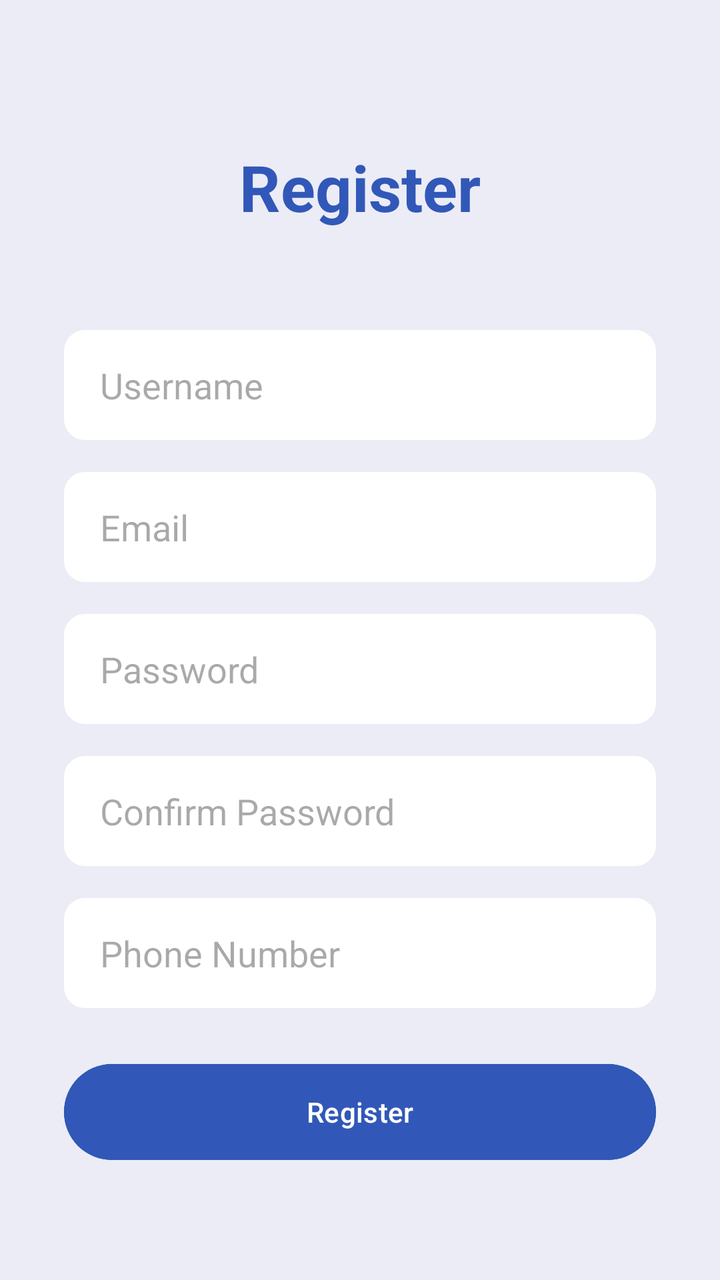
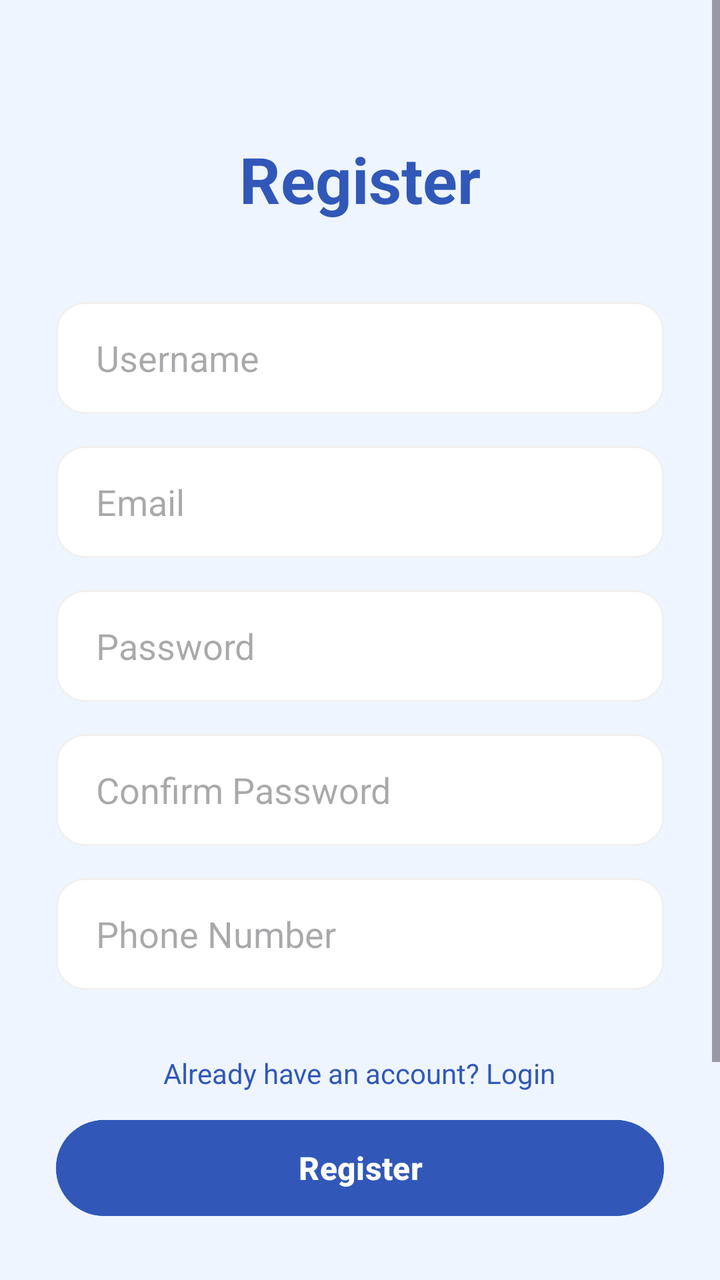

Two renders of the same Android screen: before a commit and after it. Below are the layout's source before the change and the commit's diff.
<!-- AndroidManifest.xml: application theme Theme.EncikAircond -->
<!-- res/layout/activity_register.xml -->
<?xml version="1.0" encoding="utf-8"?>
<LinearLayout xmlns:android="http://schemas.android.com/apk/res/android"
    android:layout_width="match_parent"
    android:layout_height="match_parent"
    android:orientation="vertical"
    android:gravity="center_horizontal"
    android:background="#ECECF6"
    android:padding="32dp">

    <TextView
        android:id="@+id/txtTitle"
        android:layout_width="wrap_content"
        android:layout_height="wrap_content"
        android:layout_marginTop="40dp"
        android:layout_marginBottom="50dp"
        android:text="Register"
        android:textColor="#3158B8"
        android:textStyle="bold"
        android:textSize="32sp"/>

    <EditText
        android:id="@+id/etUsername"
        android:layout_width="match_parent"
        android:layout_height="55dp"
        android:layout_marginBottom="16dp"
        android:background="@drawable/bg_edittext"
        android:backgroundTint="@null"
        android:hint="Username"
        android:paddingHorizontal="18dp"
        android:inputType="text"/>

    <EditText
        android:id="@+id/etEmail"
        android:layout_width="match_parent"
        android:layout_height="55dp"
        android:layout_marginBottom="16dp"
        android:background="@drawable/bg_edittext"
        android:backgroundTint="@null"
        android:hint="Email"
        android:paddingHorizontal="18dp"
        android:inputType="textEmailAddress"/>

    <EditText
        android:id="@+id/etPassword"
        android:layout_width="match_parent"
        android:layout_height="55dp"
        android:layout_marginBottom="16dp"
        android:background="@drawable/bg_edittext"
        android:backgroundTint="@null"
        android:hint="Password"
        android:paddingHorizontal="18dp"
        android:inputType="textPassword"/>

    <EditText
        android:id="@+id/etConfirmPassword"
        android:layout_width="match_parent"
        android:layout_height="55dp"
        android:layout_marginBottom="16dp"
        android:background="@drawable/bg_edittext"
        android:backgroundTint="@null"
        android:hint="Confirm Password"
        android:paddingHorizontal="18dp"
        android:inputType="textPassword"/>

    <EditText
        android:id="@+id/etPhone"
        android:layout_width="match_parent"
        android:layout_height="55dp"
        android:background="@drawable/bg_edittext"
        android:backgroundTint="@null"
        android:hint="Phone Number"
        android:paddingHorizontal="18dp"
        android:inputType="phone"/>

    <Space
        android:layout_width="match_parent"
        android:layout_height="0dp"
        android:layout_weight="1"/>

    <Button
        android:id="@+id/btnRegister"
        android:layout_width="match_parent"
        android:layout_height="56dp"
        android:layout_marginBottom="24dp"
        android:text="Register"
        android:textAllCaps="false"
        android:textColor="#FFFFFF"
        android:backgroundTint="#3158B8"/>

</LinearLayout>
<!-- resources referenced by this layout -->
<resources>
  <!-- drawable bg_edittext (drawable) -->
  <?xml version="1.0" encoding="utf-8"?>
  <shape xmlns:android="http://schemas.android.com/apk/res/android">
  
      <solid android:color="#FFFFFF"/>
  
      <corners android:radius="10dp"/>
  
      <stroke
          android:width="1dp"
          android:color="#FFFFFF"/>
  
  </shape>
  <style name="Theme.EncikAircond" parent="Base.Theme.EncikAircond" />
  <style name="Base.Theme.EncikAircond" parent="Theme.Material3.DayNight.NoActionBar">
          
      </style>
</resources>

<!-- the commit's change to res/layout/activity_register.xml (unified diff, before → after) -->
@@ -1,90 +1,108 @@
 <?xml version="1.0" encoding="utf-8"?>
-<LinearLayout xmlns:android="http://schemas.android.com/apk/res/android"
+<androidx.constraintlayout.widget.ConstraintLayout xmlns:android="http://schemas.android.com/apk/res/android"
+    xmlns:app="http://schemas.android.com/apk/res-auto"
     android:layout_width="match_parent"
     android:layout_height="match_parent"
-    android:orientation="vertical"
-    android:gravity="center_horizontal"
-    android:background="#ECECF6"
-    android:padding="32dp">
+    android:background="#EEF5FF">
 
-    <TextView
-        android:id="@+id/txtTitle"
-        android:layout_width="wrap_content"
-        android:layout_height="wrap_content"
-        android:layout_marginTop="40dp"
-        android:layout_marginBottom="50dp"
-        android:text="Register"
-        android:textColor="#3158B8"
-        android:textStyle="bold"
-        android:textSize="32sp"/>
-
-    <EditText
-        android:id="@+id/etUsername"
-        android:layout_width="match_parent"
-        android:layout_height="55dp"
-        android:layout_marginBottom="16dp"
-        android:background="@drawable/bg_edittext"
-        android:backgroundTint="@null"
-        android:hint="Username"
-        android:paddingHorizontal="18dp"
-        android:inputType="text"/>
-
-    <EditText
-        android:id="@+id/etEmail"
-        android:layout_width="match_parent"
-        android:layout_height="55dp"
-        android:layout_marginBottom="16dp"
-        android:background="@drawable/bg_edittext"
-        android:backgroundTint="@null"
-        android:hint="Email"
-        android:paddingHorizontal="18dp"
-        android:inputType="textEmailAddress"/>
-
-    <EditText
-        android:id="@+id/etPassword"
-        android:layout_width="match_parent"
-        android:layout_height="55dp"
-        android:layout_marginBottom="16dp"
-        android:background="@drawable/bg_edittext"
-        android:backgroundTint="@null"
-        android:hint="Password"
-        android:paddingHorizontal="18dp"
-        android:inputType="textPassword"/>
-
-    <EditText
-        android:id="@+id/etConfirmPassword"
-        android:layout_width="match_parent"
-        android:layout_height="55dp"
-        android:layout_marginBottom="16dp"
-        android:background="@drawable/bg_edittext"
-        android:backgroundTint="@null"
-        android:hint="Confirm Password"
-        android:paddingHorizontal="18dp"
-        android:inputType="textPassword"/>
-
-    <EditText
-        android:id="@+id/etPhone"
-        android:layout_width="match_parent"
-        android:layout_height="55dp"
-        android:background="@drawable/bg_edittext"
-        android:backgroundTint="@null"
-        android:hint="Phone Number"
-        android:paddingHorizontal="18dp"
-        android:inputType="phone"/>
-
-    <Space
+    <ScrollView
         android:layout_width="match_parent"
         android:layout_height="0dp"
-        android:layout_weight="1"/>
+        android:fillViewport="true"
+        app:layout_constraintBottom_toTopOf="@+id/btnRegister"
+        app:layout_constraintTop_toTopOf="parent">
+
+        <LinearLayout
+            android:layout_width="match_parent"
+            android:layout_height="wrap_content"
+            android:gravity="center_horizontal"
+            android:orientation="vertical"
+            android:padding="28dp">
+
+            <TextView
+                android:layout_width="wrap_content"
+                android:layout_height="wrap_content"
+                android:layout_marginTop="40dp"
+                android:layout_marginBottom="40dp"
+                android:text="Register"
+                android:textColor="#3158B8"
+                android:textSize="32sp"
+                android:textStyle="bold" />
+
+            <EditText
+                android:id="@+id/etUsername"
+                android:layout_width="match_parent"
+                android:layout_height="56dp"
+                android:layout_marginBottom="16dp"
+                android:background="@drawable/bg_input_rounded"
+                android:hint="Username"
+                android:inputType="text"
+                android:paddingHorizontal="20dp" />
+
+            <EditText
+                android:id="@+id/etEmail"
+                android:layout_width="match_parent"
+                android:layout_height="56dp"
+                android:layout_marginBottom="16dp"
+                android:background="@drawable/bg_input_rounded"
+                android:hint="Email"
+                android:inputType="textEmailAddress"
+                android:paddingHorizontal="20dp" />
+
+            <EditText
+                android:id="@+id/etPassword"
+                android:layout_width="match_parent"
+                android:layout_height="56dp"
+                android:layout_marginBottom="16dp"
+                android:background="@drawable/bg_input_rounded"
+                android:hint="Password"
+                android:inputType="textPassword"
+                android:paddingHorizontal="20dp" />
+
+            <EditText
+                android:id="@+id/etConfirmPassword"
+                android:layout_width="match_parent"
+                android:layout_height="56dp"
+                android:layout_marginBottom="16dp"
+                android:background="@drawable/bg_input_rounded"
+                android:hint="Confirm Password"
+                android:inputType="textPassword"
+                android:paddingHorizontal="20dp" />
+
+            <EditText
+                android:id="@+id/etPhone"
+                android:layout_width="match_parent"
+                android:layout_height="56dp"
+                android:layout_marginBottom="24dp"
+                android:background="@drawable/bg_input_rounded"
+                android:hint="Phone Number"
+                android:inputType="phone"
+                android:paddingHorizontal="20dp" />
+
+            <TextView
+                android:id="@+id/tvLogin"
+                android:layout_width="wrap_content"
+                android:layout_height="wrap_content"
+                android:padding="8dp"
+                android:text="Already have an account? Login"
+                android:textColor="#3158B8"
+                android:textSize="14sp" />
+
+        </LinearLayout>
+    </ScrollView>
 
     <Button
         android:id="@+id/btnRegister"
         android:layout_width="match_parent"
         android:layout_height="56dp"
-        android:layout_marginBottom="24dp"
+        android:layout_margin="28dp"
+        android:backgroundTint="#3158B8"
         android:text="Register"
         android:textAllCaps="false"
         android:textColor="#FFFFFF"
-        android:backgroundTint="#3158B8"/>
+        android:textSize="16sp"
+        android:textStyle="bold"
+        app:cornerRadius="28dp"
+        app:layout_constraintBottom_toBottomOf="parent" />
 
-</LinearLayout>
+</androidx.constraintlayout.widget.ConstraintLayout>
<!-- resource entries referenced after the edit -->
@@ -1,17 +1,13 @@
 <!-- resources referenced by this layout -->
 <resources>
-  <!-- drawable bg_edittext (drawable) -->
+  <!-- drawable bg_input_rounded (drawable) -->
   <?xml version="1.0" encoding="utf-8"?>
   <shape xmlns:android="http://schemas.android.com/apk/res/android">
-  
       <solid android:color="#FFFFFF"/>
-  
-      <corners android:radius="10dp"/>
-  
+      <corners android:radius="14dp"/>
       <stroke
           android:width="1dp"
-          android:color="#FFFFFF"/>
-  
+          android:color="#F0F0F0"/>
   </shape>
   <style name="Theme.EncikAircond" parent="Base.Theme.EncikAircond" />
   <style name="Base.Theme.EncikAircond" parent="Theme.Material3.DayNight.NoActionBar">
